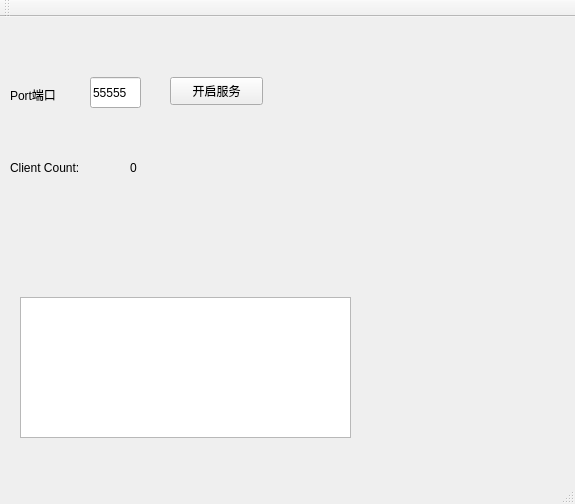
Above: mainwindow.ui from RuanJG/TCP_SYNC_FILE before the change. Below: the same form after it.
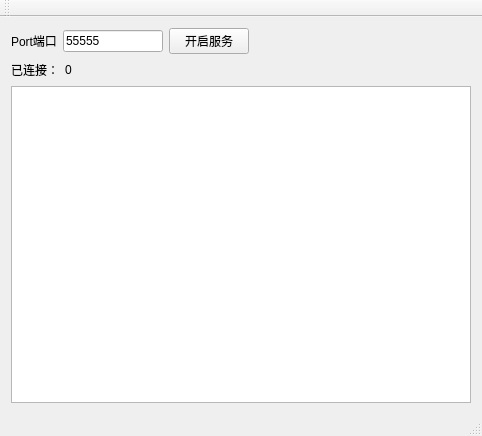
That is the form after the change.

Patch:
```diff
--- a/mainwindow.ui
+++ b/mainwindow.ui
@@ -6,92 +6,143 @@
    <rect>
     <x>0</x>
     <y>0</y>
-    <width>575</width>
-    <height>504</height>
+    <width>482</width>
+    <height>436</height>
    </rect>
   </property>
   <property name="windowTitle">
    <string>MainWindow</string>
   </property>
   <widget class="QWidget" name="centralWidget">
-   <widget class="QLabel" name="label">
-    <property name="geometry">
-     <rect>
-      <x>10</x>
-      <y>140</y>
-      <width>111</width>
-      <height>21</height>
-     </rect>
-    </property>
-    <property name="text">
-     <string>Client Count:</string>
-    </property>
-   </widget>
-   <widget class="QLabel" name="ClientCountLabel">
-    <property name="geometry">
-     <rect>
-      <x>130</x>
-      <y>140</y>
-      <width>71</width>
-      <height>21</height>
-     </rect>
-    </property>
-    <property name="text">
-     <string>0</string>
-    </property>
-   </widget>
-   <widget class="QTextEdit" name="Console">
-    <property name="geometry">
-     <rect>
-      <x>20</x>
-      <y>280</y>
-      <width>331</width>
-      <height>141</height>
-     </rect>
-    </property>
-   </widget>
-   <widget class="QPushButton" name="serverOnOFFButton">
-    <property name="geometry">
-     <rect>
-      <x>170</x>
-      <y>60</y>
-      <width>93</width>
-      <height>28</height>
-     </rect>
-    </property>
-    <property name="text">
-     <string>开启服务</string>
-    </property>
-   </widget>
-   <widget class="QLineEdit" name="portLineEdit">
-    <property name="geometry">
-     <rect>
-      <x>90</x>
-      <y>60</y>
-      <width>51</width>
-      <height>31</height>
-     </rect>
-    </property>
-    <property name="text">
-     <string>55555</string>
-    </property>
-    <property name="maxLength">
-     <number>5</number>
-    </property>
-   </widget>
-   <widget class="QLabel" name="label_2">
-    <property name="geometry">
-     <rect>
-      <x>10</x>
-      <y>70</y>
-      <width>72</width>
-      <height>15</height>
-     </rect>
-    </property>
-    <property name="text">
-     <string>Port端口</string>
-    </property>
-   </widget>
+   <layout class="QGridLayout" name="gridLayout">
+    <item row="0" column="0">
+     <layout class="QVBoxLayout" name="verticalLayout">
+      <item>
+       <layout class="QHBoxLayout" name="horizontalLayout">
+        <item>
+         <widget class="QLabel" name="label_2">
+          <property name="maximumSize">
+           <size>
+            <width>120</width>
+            <height>16777215</height>
+           </size>
+          </property>
+          <property name="text">
+           <string>Port端口</string>
+          </property>
+         </widget>
+        </item>
+        <item>
+         <widget class="QLineEdit" name="portLineEdit">
+          <property name="minimumSize">
+           <size>
+            <width>100</width>
+            <height>0</height>
+           </size>
+          </property>
+          <property name="maximumSize">
+           <size>
+            <width>100</width>
+            <height>16777215</height>
+           </size>
+          </property>
+          <property name="text">
+           <string>55555</string>
+          </property>
+          <property name="maxLength">
+           <number>5</number>
+          </property>
+         </widget>
+        </item>
+        <item>
+         <widget class="QPushButton" name="serverOnOFFButton">
+          <property name="minimumSize">
+           <size>
+            <width>80</width>
+            <height>0</height>
+           </size>
+          </property>
+          <property name="maximumSize">
+           <size>
+            <width>90</width>
+            <height>16777215</height>
+           </size>
+          </property>
+          <property name="text">
+           <string>开启服务</string>
+          </property>
+         </widget>
+        </item>
+        <item>
+         <spacer name="horizontalSpacer">
+          <property name="orientation">
+           <enum>Qt::Horizontal</enum>
+          </property>
+          <property name="sizeHint" stdset="0">
+           <size>
+            <width>40</width>
+            <height>20</height>
+           </size>
+          </property>
+         </spacer>
+        </item>
+       </layout>
+      </item>
+      <item>
+       <layout class="QHBoxLayout" name="horizontalLayout_2">
+        <item>
+         <widget class="QLabel" name="label">
+          <property name="maximumSize">
+           <size>
+            <width>120</width>
+            <height>16777215</height>
+           </size>
+          </property>
+          <property name="text">
+           <string>已连接：</string>
+          </property>
+         </widget>
+        </item>
+        <item>
+         <widget class="QLabel" name="ClientCountLabel">
+          <property name="minimumSize">
+           <size>
+            <width>60</width>
+            <height>0</height>
+           </size>
+          </property>
+          <property name="maximumSize">
+           <size>
+            <width>100</width>
+            <height>16777215</height>
+           </size>
+          </property>
+          <property name="text">
+           <string>0</string>
+          </property>
+         </widget>
+        </item>
+        <item>
+         <spacer name="horizontalSpacer_3">
+          <property name="orientation">
+           <enum>Qt::Horizontal</enum>
+          </property>
+          <property name="sizeHint" stdset="0">
+           <size>
+            <width>40</width>
+            <height>20</height>
+           </size>
+          </property>
+         </spacer>
+        </item>
+       </layout>
+      </item>
+      <item>
+       <widget class="QTextEdit" name="Console"/>
+      </item>
+     </layout>
+    </item>
+   </layout>
   </widget>
   <widget class="QMenuBar" name="menuBar">
    <property name="geometry">
```
Left out of the diff: 2 changed lines with no effect on the pictures.
